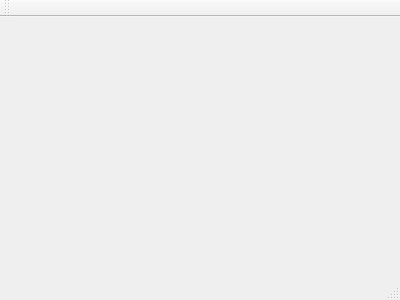
The window that mainwindow.ui (vpapadopou/qt-simple-calculator) describes before a commit, drawn with Qt 5.
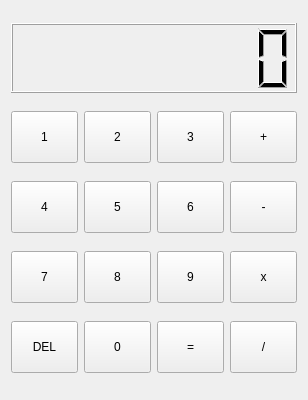
The same window after the commit.

Commit message: Simple initial layout

The edit to the form file:
```diff
--- a/mainwindow.ui
+++ b/mainwindow.ui
@@ -1,24 +1,208 @@
 <ui version="4.0">
  <class>MainWindow</class>
- <widget class="QMainWindow" name="MainWindow" >
-  <property name="geometry" >
+ <widget class="QMainWindow" name="MainWindow">
+  <property name="geometry">
    <rect>
     <x>0</x>
     <y>0</y>
-    <width>400</width>
-    <height>300</height>
+    <width>306</width>
+    <height>400</height>
    </rect>
   </property>
-  <property name="windowTitle" >
+  <property name="sizePolicy">
+   <sizepolicy hsizetype="Fixed" vsizetype="Fixed">
+    <horstretch>0</horstretch>
+    <verstretch>0</verstretch>
+   </sizepolicy>
+  </property>
+  <property name="windowTitle">
    <string>MainWindow</string>
   </property>
-  <widget class="QMenuBar" name="menuBar" />
-  <widget class="QToolBar" name="mainToolBar" />
-  <widget class="QWidget" name="centralWidget" />
-  <widget class="QStatusBar" name="statusBar" />
+  <widget class="QWidget" name="centralWidget">
+   <property name="styleSheet">
+    <string notr="true">QPushButton {
+min-width: 65;
+min-height: 50;
+max-width: 65;
+max-height: 50;
+}</string>
+   </property>
+   <layout class="QVBoxLayout" name="verticalLayout">
+    <item>
+     <widget class="QLCDNumber" name="lcdNumber">
+      <property name="sizePolicy">
+       <sizepolicy hsizetype="Minimum" vsizetype="Fixed">
+        <horstretch>0</horstretch>
+        <verstretch>0</verstretch>
+       </sizepolicy>
+      </property>
+      <property name="minimumSize">
+       <size>
+        <width>0</width>
+        <height>70</height>
+       </size>
+      </property>
+      <property name="digitCount">
+       <number>8</number>
+      </property>
+     </widget>
+    </item>
+    <item>
+     <layout class="QHBoxLayout" name="horizontalLayout">
+      <property name="bottomMargin">
+       <number>0</number>
+      </property>
+      <item>
+       <widget class="QPushButton" name="num1">
+        <property name="sizePolicy">
+         <sizepolicy hsizetype="Fixed" vsizetype="Fixed">
+          <horstretch>0</horstretch>
+          <verstretch>0</verstretch>
+         </sizepolicy>
+        </property>
+        <property name="text">
+         <string>1</string>
+        </property>
+       </widget>
+      </item>
+      <item>
+       <widget class="QPushButton" name="num2">
+        <property name="sizePolicy">
+         <sizepolicy hsizetype="Fixed" vsizetype="Fixed">
+          <horstretch>0</horstretch>
+          <verstretch>0</verstretch>
+         </sizepolicy>
+        </property>
+        <property name="text">
+         <string>2</string>
+        </property>
+       </widget>
+      </item>
+      <item>
+       <widget class="QPushButton" name="num3">
+        <property name="sizePolicy">
+         <sizepolicy hsizetype="Fixed" vsizetype="Fixed">
+          <horstretch>0</horstretch>
+          <verstretch>0</verstretch>
+         </sizepolicy>
+        </property>
+        <property name="text">
+         <string>3</string>
+        </property>
+       </widget>
+      </item>
+      <item>
+       <widget class="QPushButton" name="actionPlus">
+        <property name="text">
+         <string>+</string>
+        </property>
+       </widget>
+      </item>
+     </layout>
+    </item>
+    <item>
+     <layout class="QHBoxLayout" name="horizontalLayout_2">
+      <item>
+       <widget class="QPushButton" name="num4">
+        <property name="text">
+         <string>4</string>
+        </property>
+       </widget>
+      </item>
+      <item>
+       <widget class="QPushButton" name="num5">
+        <property name="text">
+         <string>5</string>
+        </property>
+       </widget>
+      </item>
+      <item>
+       <widget class="QPushButton" name="num6">
+        <property name="text">
+         <string>6</string>
+        </property>
+       </widget>
+      </item>
+      <item>
+       <widget class="QPushButton" name="actionMinus">
+        <property name="text">
+         <string>-</string>
+        </property>
+       </widget>
+      </item>
+     </layout>
+    </item>
+    <item>
+     <layout class="QHBoxLayout" name="horizontalLayout_3">
+      <item>
+       <widget class="QPushButton" name="num7">
+        <property name="text">
+         <string>7</string>
+        </property>
+       </widget>
+      </item>
+      <item>
+       <widget class="QPushButton" name="num8">
+        <property name="text">
+         <string>8</string>
+        </property>
+       </widget>
+      </item>
+      <item>
+       <widget class="QPushButton" name="num9">
+        <property name="text">
+         <string>9</string>
+        </property>
+       </widget>
+      </item>
+      <item>
+       <widget class="QPushButton" name="ActionMul">
+        <property name="text">
+         <string>x</string>
+        </property>
+       </widget>
+      </item>
+     </layout>
+    </item>
+    <item>
+     <layout class="QHBoxLayout" name="horizontalLayout_4">
+      <property name="rightMargin">
+       <number>0</number>
+      </property>
+      <item>
+       <widget class="QPushButton" name="actionDel">
+        <property name="text">
+         <string>DEL</string>
+        </property>
+       </widget>
+      </item>
+      <item>
+       <widget class="QPushButton" name="num0">
+        <property name="text">
+         <string>0</string>
+        </property>
+       </widget>
+      </item>
+      <item>
+       <widget class="QPushButton" name="actionCalc">
+        <property name="text">
+         <string>=</string>
+        </property>
+       </widget>
+      </item>
+      <item>
+       <widget class="QPushButton" name="actionDiv">
+        <property name="text">
+         <string>/</string>
+        </property>
+       </widget>
+      </item>
+     </layout>
+    </item>
+   </layout>
+  </widget>
  </widget>
- <layoutDefault spacing="6" margin="11" />
- <pixmapfunction></pixmapfunction>
+ <layoutdefault spacing="6" margin="11"/>
  <resources/>
  <connections/>
 </ui>
```
Left out of the diff: 1 changed line with no effect on the pictures.
